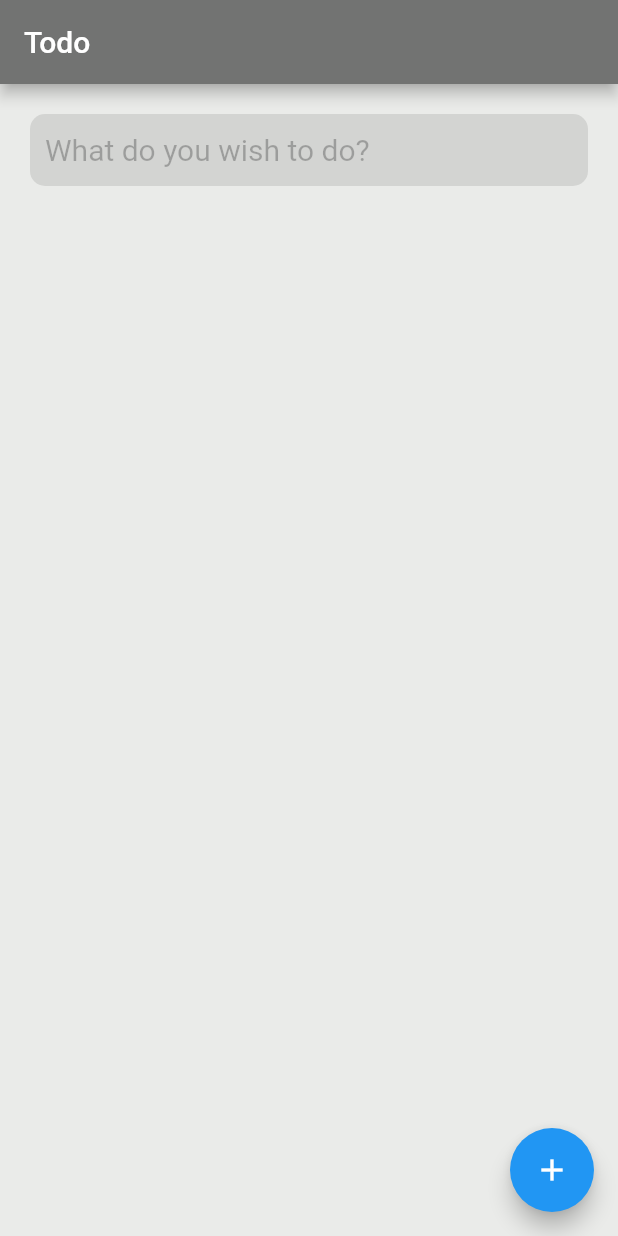
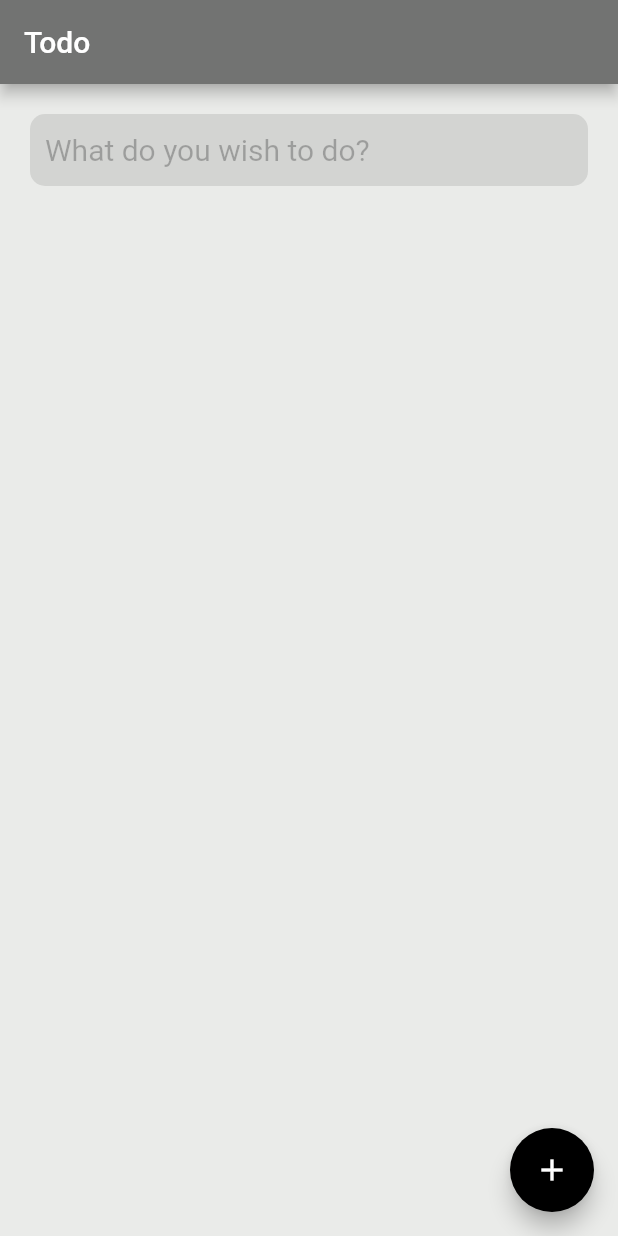
Before and after one commit to frextrite/att-gora, a Flutter app: the screen it shows after launch, on a phone screen of 412 x 824 dp. Run offline on Flutter 3.47's test engine with Material 2 defaults, Android fonts, the phone set to English and light mode, and no system bars.

Commit message:
Change checkbox and FAB color according to overall theme

```diff
--- a/lib/main.dart
+++ b/lib/main.dart
@@ -71,6 +71,7 @@ class _TodoState extends State<Todo> {
             });
           },
           child: CheckboxListTile(
+            activeColor: Colors.black,
             title: Text(
               todosList[i],
               style: TextStyle(
@@ -146,6 +147,7 @@ class _TodoState extends State<Todo> {
           FocusScope.of(context).requestFocus(focusNewTodo);
         },
         child: Icon(Icons.add),
+        backgroundColor: Colors.black,
       ),
     );
   }
```
